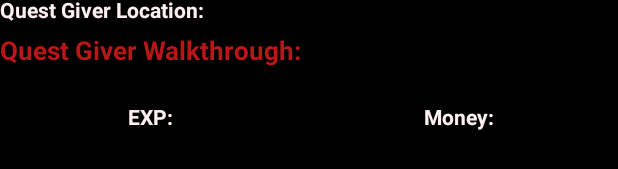
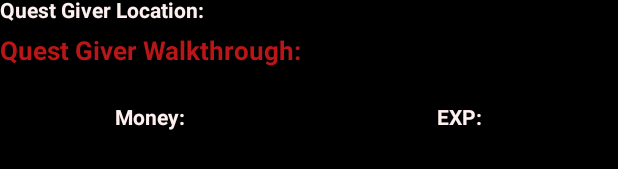
Before and after one commit to mmendoza12/DeadFrontier2MissionHelper, an Android app: the layout mission_list_item.xml on its own in the app's theme, with its tools: preview values and no code run, on a phone screen of 412 x 824 dp. Shown: the part 181-350 px from the top of the screen. Run offline under Robolectric (Android 15) with nearby library versions, the light colour scheme and no system bars.

Commit message:
Swapped the location of Money and Exp in the list item layout. Changed the div index for chunk1 to 4 from 3 in the createMissions function. The wikia html seems to have updated, these changes accommodate the current wikia as of 9/27/2018. Testing shows that missions are properly deleted and added. Need to further test whether missions update correctly.

```diff
--- a/app/src/main/AndroidManifest.xml
+++ b/app/src/main/AndroidManifest.xml
@@ -8,7 +8,7 @@
         android:allowBackup="false"
         android:fullBackupContent="false"
         android:icon="@mipmap/ic_launcher"
-        android:label="@string/app_name"
+        android:label="@string/app_label"
         android:roundIcon="@mipmap/ic_launcher_round"
         android:supportsRtl="true"
         android:theme="@style/AppTheme">
--- a/app/src/main/java/mmendoza/deadfrontier2missionhelper/MainActivity.java
+++ b/app/src/main/java/mmendoza/deadfrontier2missionhelper/MainActivity.java
@@ -194,6 +194,8 @@
                 wikiaMissionsList.addAll(createMissions(haverbrookMissions));
                 wikiaMissionsList.addAll(createMissions(greywoodMissions));
                 wikiaMissionsList.addAll(createMissions(bonusMissions));
+                System.out.println("*!*!!*!* " + wikiaMissionsList.size());
+                System.out.println("*!*!!*!* " + db.getAllMissions().size());
                 boolean found;
                 int i = 0;
                 int size = db.getAllMissions().size();
@@ -256,7 +258,7 @@
              // Mission Goal
              Element missionGoal = mission.select("span").get(2);
              // Mission Chunk 1 (divs embedded within div)
-             Element missionChunk1 = mission.select("div").get(3);
+             Element missionChunk1 = mission.select("div").get(4);
              // Mission Walkthrough
              Element missionWalkthrough = missionChunk1.select("p").get(0);
              // Quest Giver
--- a/app/src/main/res/layout/mission_list_item.xml
+++ b/app/src/main/res/layout/mission_list_item.xml
@@ -130,6 +130,31 @@
             android:orientation="horizontal">
 
             <TextView
+                android:id="@+id/rewMonTextView"
+                android:layout_width="wrap_content"
+                android:layout_height="wrap_content"
+                android:paddingRight="5dp"
+                android:text="@string/reward_money"
+                android:textColor="@color/white"
+                android:textStyle="bold"/>
+
+            <TextView
+                android:id="@+id/rewardMoneyTextView"
+                android:layout_width="wrap_content"
+                android:layout_height="wrap_content"
+                android:textColor="@color/green"
+                android:textStyle="bold"/>
+
+        </LinearLayout>
+
+        <LinearLayout
+            android:layout_width="0dp"
+            android:layout_height="match_parent"
+            android:layout_weight="1"
+            android:gravity="center"
+            android:orientation="horizontal">
+
+            <TextView
                 android:id="@+id/rewExpTextView"
                 android:layout_width="wrap_content"
                 android:layout_height="wrap_content"
@@ -145,30 +170,6 @@
                 android:textColor="@color/green"
                 android:textStyle="bold"/>
         </LinearLayout>
-
-        <LinearLayout
-            android:layout_width="0dp"
-            android:layout_height="wrap_content"
-            android:layout_weight="1"
-            android:gravity="center"
-            android:orientation="horizontal">
-
-            <TextView
-                android:id="@+id/rewMonTextView"
-                android:layout_width="wrap_content"
-                android:layout_height="wrap_content"
-                android:paddingRight="5dp"
-                android:text="@string/reward_money"
-                android:textColor="@color/white"
-                android:textStyle="bold"/>
-
-            <TextView
-                android:id="@+id/rewardMoneyTextView"
-                android:layout_width="wrap_content"
-                android:layout_height="wrap_content"
-                android:textColor="@color/green"
-                android:textStyle="bold"/>
-        </LinearLayout>
     </LinearLayout>
 
 </LinearLayout>
--- a/app/src/main/res/values/strings.xml
+++ b/app/src/main/res/values/strings.xml
@@ -1,5 +1,7 @@
 <resources>
     <string name="app_name">Dead Frontier 2 Mission Helper</string>
+
+    <string name="app_label">Dead Frontier 2 Mission Tracker</string>
 
     <string name="mission_filter">Mission Objective Town: </string>
     <string name="giver_filter">Mission Giver Town: </string>
```
Also changed, not shown: app/src/main/ic_launcher-web.png, app/src/main/res/mipmap-hdpi/ic_launcher.png, app/src/main/res/mipmap-hdpi/ic_launcher_foreground.png, app/src/main/res/mipmap-hdpi/ic_launcher_round.png, app/src/main/res/mipmap-mdpi/ic_launcher.png, app/src/main/res/mipmap-mdpi/ic_launcher_foreground.png, app/src/main/res/mipmap-mdpi/ic_launcher_round.png, app/src/main/res/mipmap-xhdpi/ic_launcher.png, app/src/main/res/mipmap-xhdpi/ic_launcher_foreground.png, app/src/main/res/mipmap-xhdpi/ic_launcher_round.png, app/src/main/res/mipmap-xxhdpi/ic_launcher.png, app/src/main/res/mipmap-xxhdpi/ic_launcher_foreground.png, app/src/main/res/mipmap-xxhdpi/ic_launcher_round.png, app/src/main/res/mipmap-xxxhdpi/ic_launcher.png, 2 more files.
